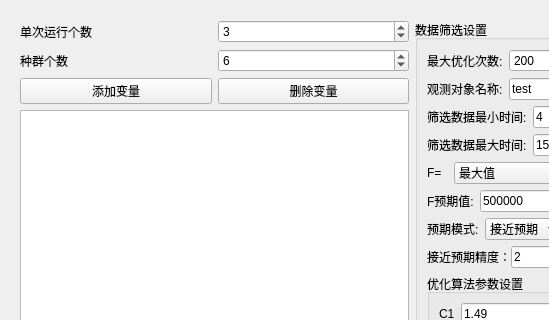
Before: the Qt Designer form src/SmartContorl/SmartContorlUI.ui in BeQuiet1228/FreeCAD, drawn with Qt 5; both pictures show x 0 to 549 and y 0 to 320 of the 1220 by 976 pixel window.
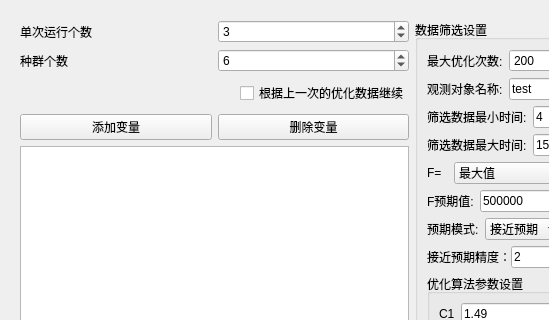
After: the same form once the commit is applied. Custom widgets are drawn as their Qt base class.

Commit message: 完成断点续算

```diff
--- a/src/SmartContorl/SmartContorlUI.ui
+++ b/src/SmartContorl/SmartContorlUI.ui
@@ -67,6 +67,36 @@
           </item>
          </layout>
         </item>
+        <item>
+         <layout class="QHBoxLayout" name="horizontalLayout_17">
+          <item>
+           <spacer name="horizontalSpacer_3">
+            <property name="orientation">
+             <enum>Qt::Horizontal</enum>
+            </property>
+            <property name="sizeHint" stdset="0">
+             <size>
+              <width>40</width>
+              <height>20</height>
+             </size>
+            </property>
+           </spacer>
+          </item>
+          <item>
+           <widget class="QCheckBox" name="checkBoxContinue">
+            <property name="minimumSize">
+             <size>
+              <width>0</width>
+              <height>30</height>
+             </size>
+            </property>
+            <property name="text">
+             <string>根据上一次的优化数据继续</string>
+            </property>
+           </widget>
+          </item>
+         </layout>
+        </item>
         <item>
          <layout class="QHBoxLayout" name="horizontalLayout_2">
           <item>
```
The commit also changes 1 other file.
